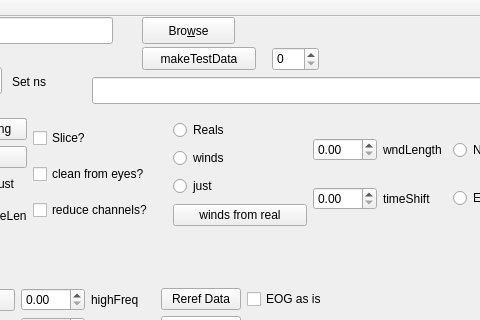
Qt form mainwindow.ui (ArtfulVampire/SecondGUIrepo) before a commit; both pictures show x 408 to 888 and y 0 to 320 of the 1207 by 840 pixel window.
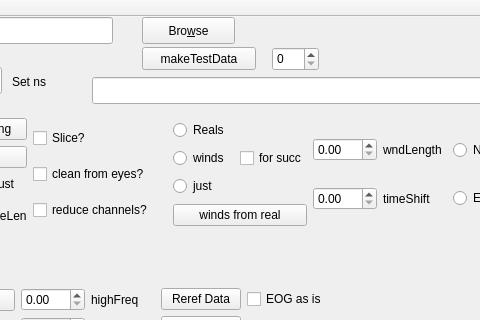
The same form after that commit.

What changed in the file:
```diff
--- a/mainwindow.ui
+++ b/mainwindow.ui
@@ -242,11 +242,22 @@
         </widget>
        </item>
        <item>
+        <layout class="QHBoxLayout" name="horizontalLayout_7">
+         <item>
         <widget class="QRadioButton" name="windsButton">
          <property name="text">
           <string>winds</string>
          </property>
         </widget>
+         </item>
+         <item>
+          <widget class="QCheckBox" name="succPrecleanCheckBox">
+           <property name="text">
+            <string>for succ</string>
+           </property>
+          </widget>
+         </item>
+        </layout>
        </item>
        <item>
         <widget class="QRadioButton" name="justSliceButton">
```
Lines whose indentation alone changed are shown as unchanged.
